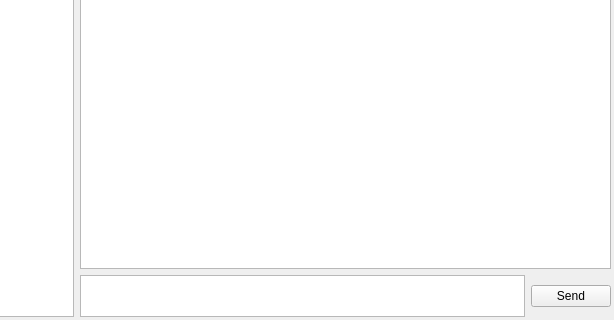
okRoni/p1-lenguajes-qtmessages, file messagesapp.ui: the form before one commit; both pictures show x 186 to 800 and y 280 to 600 of the 800 by 600 pixel window.
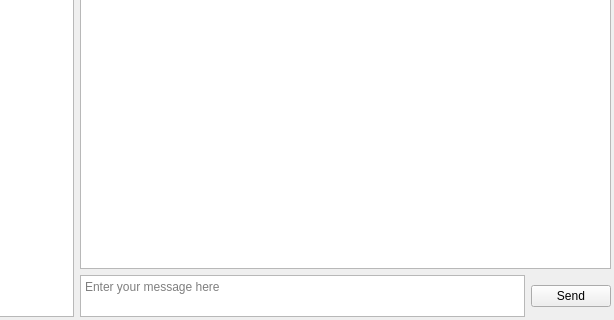
The form after the commit. Icons and pictures are not drawn.

Commit message: feat: local messages

Patch:
```diff
--- a/messagesapp.ui
+++ b/messagesapp.ui
@@ -107,6 +107,9 @@
           <property name="cursor" stdset="0">
            <cursorShape>IBeamCursor</cursorShape>
           </property>
+          <property name="placeholderText">
+           <string>Enter your message here</string>
+          </property>
          </widget>
         </item>
         <item>
```
Left out of the diff: 14 changed lines with no effect on the pictures. The commit also changes 2 other files.
